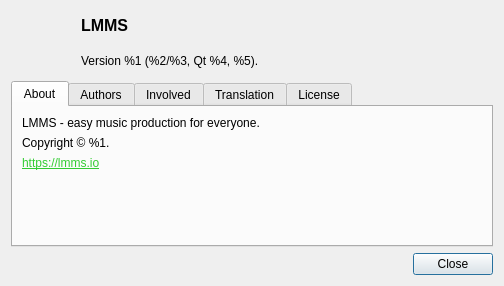
LMMS/lmms, file src/gui/modals/about_dialog.ui: the form before one commit.
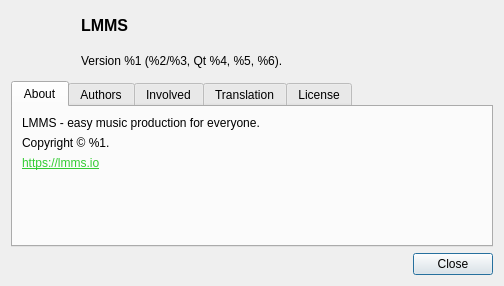
The form after the commit.

Commit message: does this fix it?

```diff
--- a/src/gui/modals/about_dialog.ui
+++ b/src/gui/modals/about_dialog.ui
@@ -47,7 +47,7 @@
        <item>
         <widget class="QLabel" name="versionLabel">
          <property name="text">
-          <string>Version %1 (%2/%3, Qt %4, %5).</string>
+          <string>Version %1 (%2/%3, Qt %4, %5, %6).</string>
          </property>
         </widget>
        </item>
```
